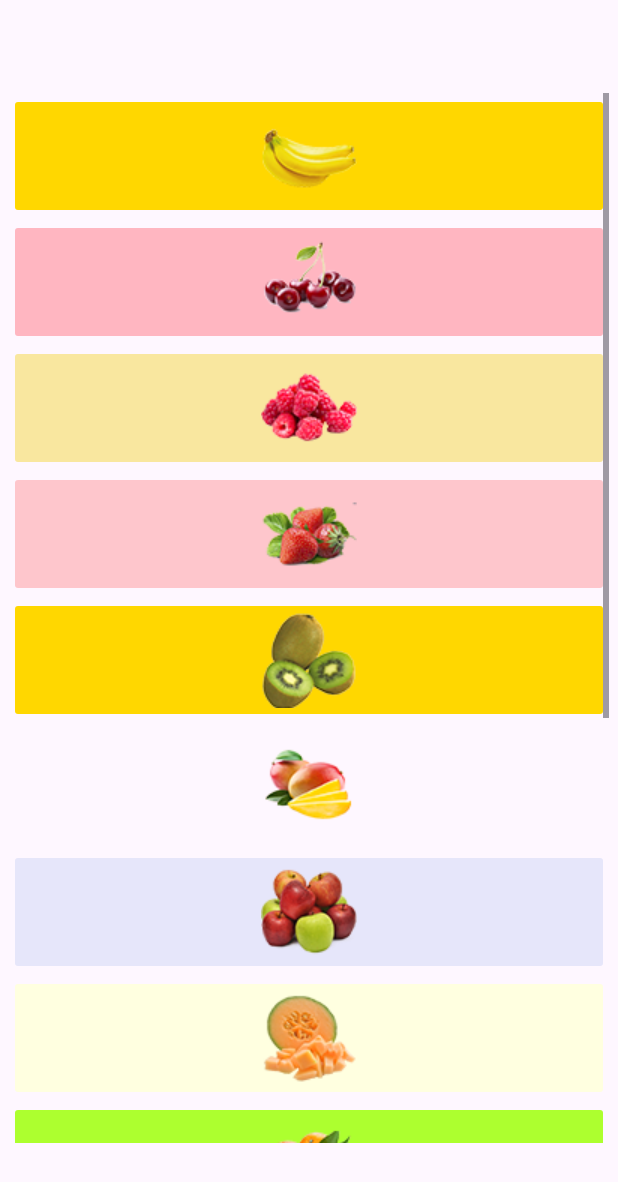
After one commit to rodrigovelasquez2/Todo-en-uno-APP_Rodvels2002, an Android app: the ScrollView screen opened directly, with no data from a screen before it, on a phone screen of 412 x 824 dp. The commit adds this screen. Shown: the top 1182 px of the screen. Run offline under Robolectric (Android 15) with nearby library versions, the phone set to English and light mode, and no system bars.

Commit message:
SCROLL VIEW- Se añadio a cada image button un metodo que al presionar te manda un mensaje del producto elegido

```diff
--- /dev/null
+++ b/app/src/main/res/layout/activity_scroll_view.xml
@@ -0,0 +1,155 @@
+<?xml version="1.0" encoding="utf-8"?>
+<androidx.constraintlayout.widget.ConstraintLayout xmlns:android="http://schemas.android.com/apk/res/android"
+    xmlns:app="http://schemas.android.com/apk/res-auto"
+    xmlns:tools="http://schemas.android.com/tools"
+    android:id="@+id/main"
+    android:layout_width="match_parent"
+    android:layout_height="match_parent"
+    android:contentDescription="@string/app_descripcion"
+    tools:context=".ScrollView">
+
+    <ScrollView
+        android:layout_width="400dp"
+        android:layout_height="700dp"
+        app:layout_constraintBottom_toBottomOf="parent"
+        app:layout_constraintEnd_toEndOf="parent"
+        app:layout_constraintStart_toStartOf="parent"
+        app:layout_constraintTop_toTopOf="parent">
+
+        <LinearLayout
+            android:layout_width="match_parent"
+            android:layout_height="wrap_content"
+            android:orientation="vertical">
+
+            <ImageButton
+                android:id="@+id/imageBananas"
+                android:layout_width="match_parent"
+                android:layout_height="wrap_content"
+                android:backgroundTint="@color/pastel_orange"
+                android:onClick="seleccionar"
+                app:srcCompat="@drawable/bananas" />
+
+            <ImageButton
+                android:id="@+id/imageCereza"
+                android:layout_width="match_parent"
+                android:layout_height="wrap_content"
+                android:backgroundTint="@color/pastel_red"
+                android:onClick="seleccionar"
+                app:srcCompat="@drawable/cerezas" />
+
+
+            <ImageButton
+                android:id="@+id/imageFrambuesa"
+                android:layout_width="match_parent"
+                android:layout_height="wrap_content"
+                android:backgroundTint="@color/pastel_2"
+                android:onClick="seleccionar"
+                app:srcCompat="@drawable/frambuesas" />
+
+            <ImageButton
+                android:id="@+id/imageFresas"
+                android:layout_width="match_parent"
+
+                android:layout_height="wrap_content"
+                android:backgroundTint="@color/transparent_red"
+                android:onClick="seleccionar"
+                app:srcCompat="@drawable/fresas" />
+
+            <ImageButton
+                android:id="@+id/imageKiwis"
+                android:layout_width="match_parent"
+
+                android:layout_height="wrap_content"
+                android:backgroundTint="@color/pastel_orange"
+                android:onClick="seleccionar"
+                app:srcCompat="@drawable/kiwis" />
+
+
+            <ImageButton
+                android:id="@+id/imageMangos"
+                android:layout_width="match_parent"
+                android:layout_height="wrap_content"
+                android:backgroundTint="@color/transparent"
+
+                android:onClick="seleccionar"
+                app:srcCompat="@drawable/mangos" />
+
+
+            <ImageButton
+                android:id="@+id/imageManzanas"
+                android:layout_width="match_parent"
+                android:layout_height="wrap_content"
+                android:backgroundTint="@color/pastel_purple"
+
+                android:onClick="seleccionar"
+                app:srcCompat="@drawable/manzanas" />
+
+            <ImageButton
+                android:id="@+id/imageMelon"
+                android:layout_width="match_parent"
+                android:layout_height="wrap_content"
+                android:backgroundTint="@color/pastel_yellow"
+
+                android:onClick="seleccionar"
+                app:srcCompat="@drawable/melon" />
+
+            <ImageButton
+                android:id="@+id/imageNaranjas"
+                android:layout_width="match_parent"
+                android:layout_height="wrap_content"
+
+                android:backgroundTint="@color/amarillo_verde"
+                android:onClick="seleccionar"
+                app:srcCompat="@drawable/naranjas" />
+
+
+            <ImageButton
+                android:id="@+id/imagePera"
+                android:layout_width="match_parent"
+
+                android:layout_height="wrap_content"
+                android:backgroundTint="@color/amarillo_verde"
+                android:onClick="seleccionar"
+                app:srcCompat="@drawable/pera" />
+
+            <ImageButton
+                android:id="@+id/imagePiña"
+                android:layout_width="match_parent"
+                android:layout_height="wrap_content"
+
+                android:backgroundTint="@color/pastel_orange"
+                android:onClick="seleccionar"
+                app:srcCompat="@drawable/pina" />
+
+
+            <ImageButton
+                android:id="@+id/imageSandia"
+                android:layout_width="match_parent"
+                android:layout_height="wrap_content"
+                android:backgroundTint="@color/pastel_red"
+
+                android:onClick="seleccionar"
+                app:srcCompat="@drawable/sandia" />
+
+            <ImageButton
+                android:id="@+id/imageUvas"
+                android:layout_width="match_parent"
+                android:layout_height="wrap_content"
+
+                android:backgroundTint="@color/amarillo_verde"
+                android:onClick="seleccionar"
+                app:srcCompat="@drawable/uvas" />
+
+            <ImageButton
+                android:id="@+id/imageZarzamora"
+                android:layout_width="match_parent"
+                android:layout_height="wrap_content"
+
+                android:backgroundTint="@color/pastel_purple"
+                android:onClick="seleccionar"
+                app:srcCompat="@drawable/zarzamora" />
+
+
+        </LinearLayout>
+    </ScrollView>
+</androidx.constraintlayout.widget.ConstraintLayout>
--- a/app/src/main/res/values/strings.xml
+++ b/app/src/main/res/values/strings.xml
@@ -91,4 +91,7 @@
     <string name="app_aparecer">Aparecer</string>
     <string name="app_frame_layout">Frame Layout</string>
 
+
+    <!--scroll view-->
+    <string name="app_scrollView">Scroll View</string>
 </resources>
```
Also changed, not shown: app/src/main/AndroidManifest.xml (+6 -3 lines), app/src/main/java/com/velasquez/todoenuno/MainActivity.java (+18 -15 lines), app/src/main/java/com/velasquez/todoenuno/ScrollView.java (added, +96 -0 lines), app/src/main/res/layout/activity_main.xml (+11 -1 lines), app/src/main/res/drawable/bananas.png (added), app/src/main/res/drawable/cerezas.png (added), app/src/main/res/drawable/frambuesas.png (added), app/src/main/res/drawable/fresas.png (added), app/src/main/res/drawable/kiwis.png (added), app/src/main/res/drawable/mangos.png (added), app/src/main/res/drawable/manzanas.png (added), app/src/main/res/drawable/melon.png (added), app/src/main/res/drawable/naranjas.png (added), app/src/main/res/drawable/pera.png (added), 4 more files.
